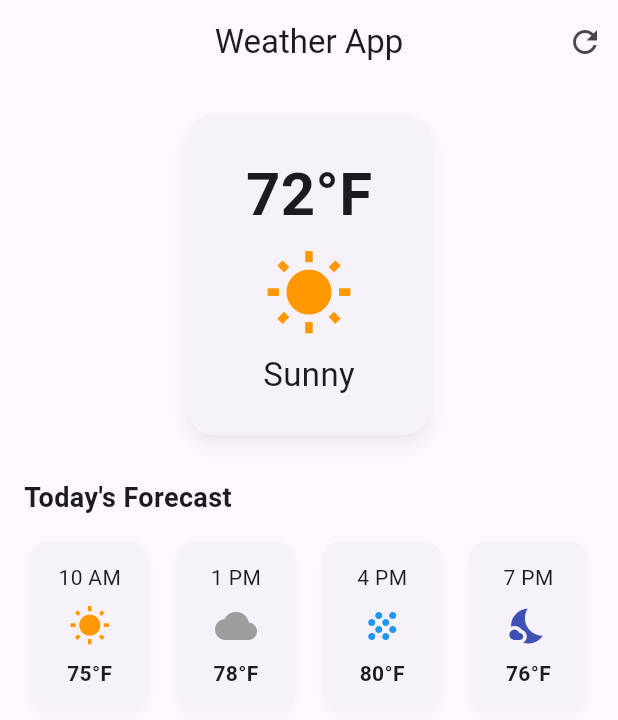
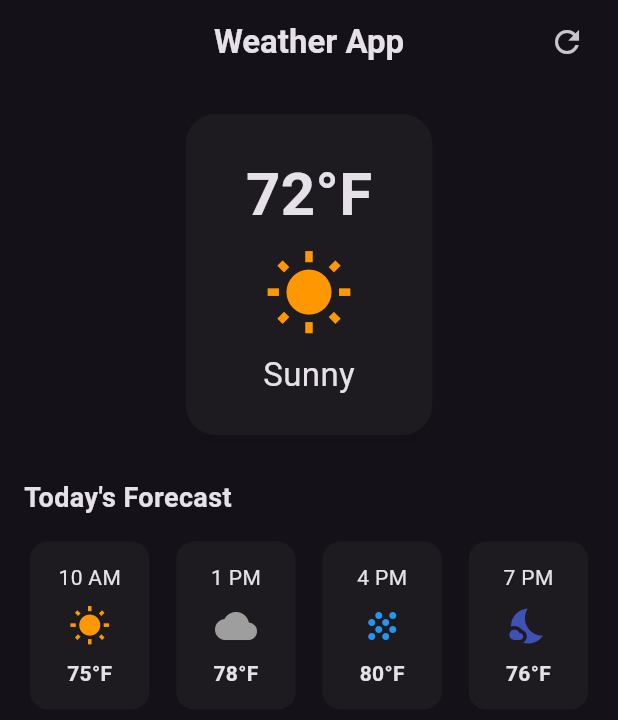
Before and after one commit to Denisjuma/android_weather_app_in_flutter_2025, a Flutter app: the screen it shows after launch, on a phone screen of 412 x 824 dp. Shown: the top 720 px of the screen. Run offline on Flutter 3.47's test engine with Material 3 defaults, Android fonts, the phone set to English and light mode, and no system bars.

Commit message:
adding dark mode and  and polish the ui

```diff
--- a/lib/main.dart
+++ b/lib/main.dart
@@ -12,7 +12,7 @@ class WeatherApp extends StatelessWidget{
   @override
   Widget build(BuildContext context){
     return MaterialApp(
-      darkTheme: ThemeData.dark(useMaterial3: true),
+      theme: ThemeData.dark(useMaterial3: true),
       home: WeatherHomeScreen(),
       debugShowCheckedModeBanner: false,
 
--- a/lib/screen/weather_screen.dart
+++ b/lib/screen/weather_screen.dart
@@ -12,10 +12,13 @@ class _WeatherHomeScreenState extends State<WeatherHomeScreen> {
   Widget build(BuildContext context) {
     return Scaffold(
       appBar: AppBar(
-        title: const Text('Weather App'),
+        title: const Text('Weather App', style: TextStyle(fontWeight: FontWeight.bold),),
         centerTitle: true,
-        actions: const [
-          Icon(Icons.refresh),
+        actions:[
+          IconButton(onPressed: (){
+             print('refresh button clicked');
+          }, icon:Icon(Icons.refresh) ),
+
           SizedBox(width: 10),
         ],
       ),
```
